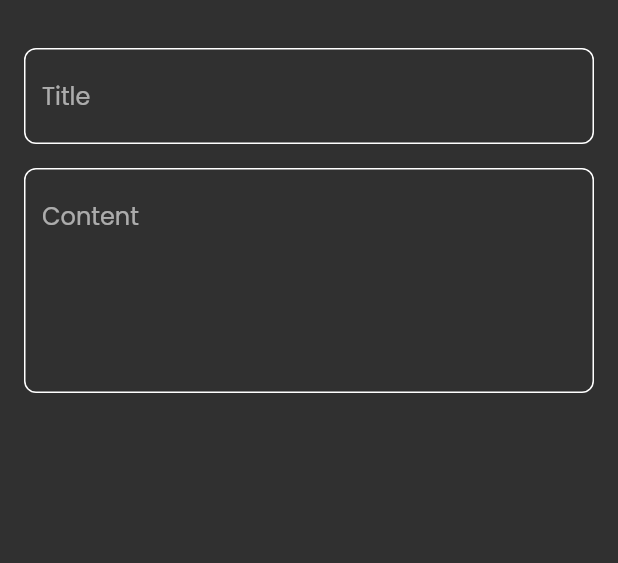
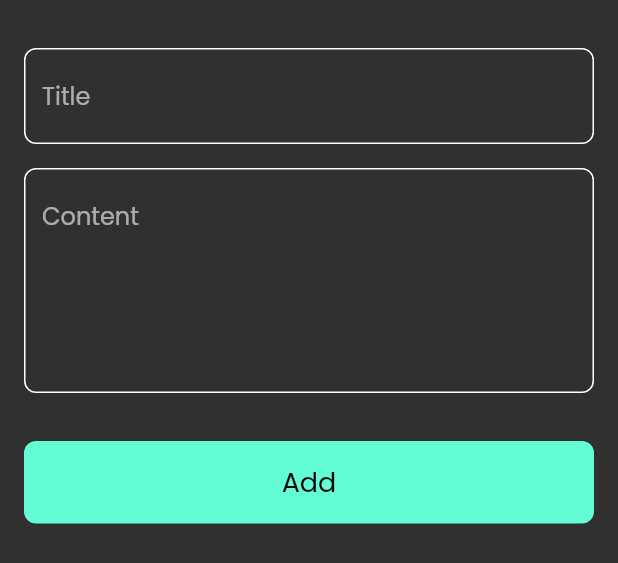
Before and after one commit to aliabdelnaby/notes_app, a Flutter app: the AddNoteBottomSheet widget shown alone on an empty page, opened directly, on a phone screen of 412 x 824 dp. Shown: the top 563 px of the screen. Run offline on Flutter 3.47's test engine with Material 2 defaults, Android fonts, the phone set to English and light mode, and no system bars; our stand-ins replace font_awesome_flutter.

Commit message:
finish button note sheet

```diff
--- a/lib/views/widgets/add_note_bottom_sheet.dart
+++ b/lib/views/widgets/add_note_bottom_sheet.dart
@@ -1,25 +1,40 @@
 import 'package:flutter/material.dart';
 import 'package:notes_app/views/widgets/custom_text_field.dart';
+
+import 'custom_button.dart';
 
 class AddNoteBottomSheet extends StatelessWidget {
   const AddNoteBottomSheet({super.key});
 
   @override
   Widget build(BuildContext context) {
-    return  const Padding(
+    return const Padding(
       padding: EdgeInsets.symmetric(horizontal: 16),
+      child: SingleChildScrollView(
         child: Column(
           children: [
-          SizedBox(height: 32,),
+            SizedBox(
+              height: 32,
+            ),
             CustomTextField(
               hint: 'Title',
             ),
-          SizedBox(height: 16,),
+            SizedBox(
+              height: 16,
+            ),
             CustomTextField(
               hint: 'Content',
               maxLines: 5,
             ),
+            SizedBox(
+              height: 32,
+            ),
+            CustomButton(),
+            SizedBox(
+              height: 16,
+            ),
           ],
+        ),
       ),
     );
   }
```
Lines whose indentation alone changed are shown as unchanged.
